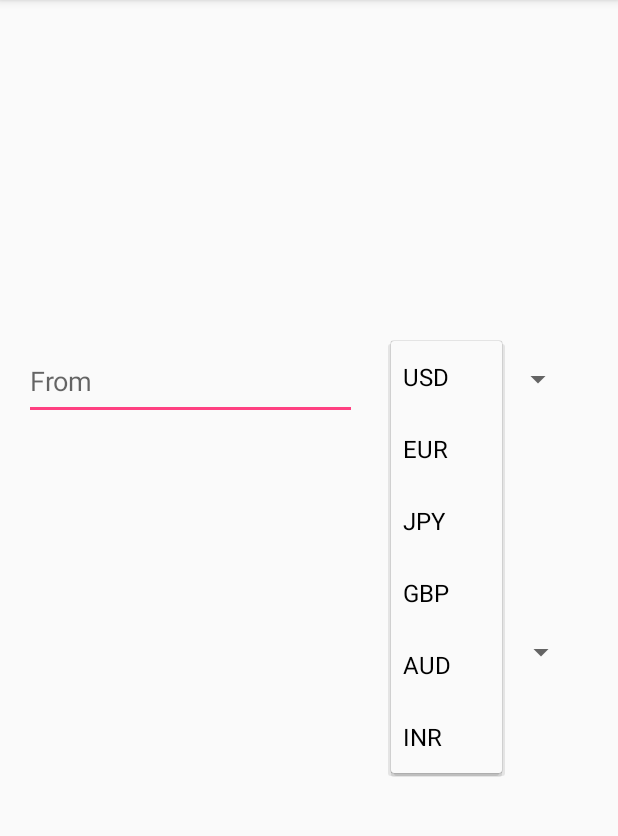
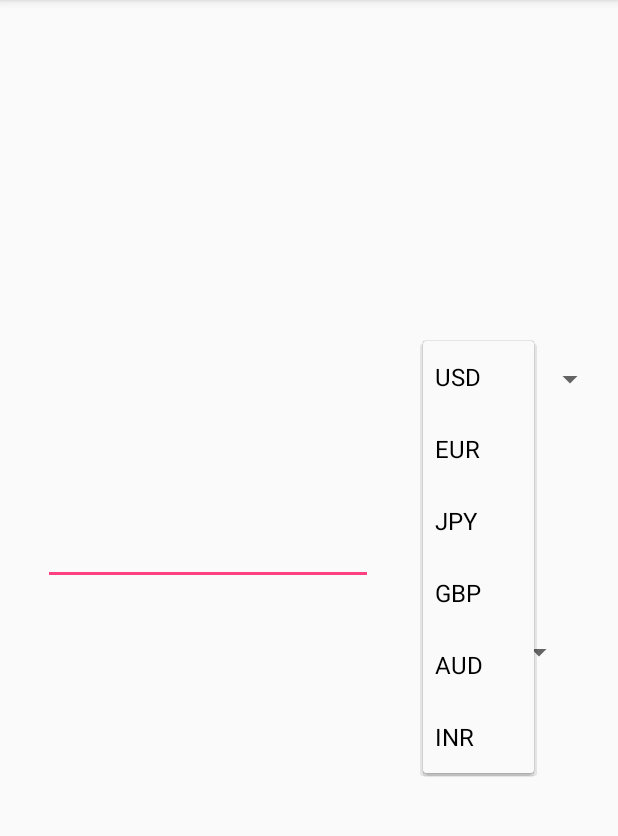
Before and after one commit to D-Cube/refined-app-stack-, an Android app: the screen it shows after launch (MainActivity), after a tap on "INR", on a phone screen of 412 x 824 dp, the part 84-920 px from its top. Run offline under Robolectric (Android 15) with nearby library versions, the phone set to English and light mode, and no system bars.

Commit message:
minor change
UI WILL BE UPDATED BY TOMORROW

```diff
--- a/Converter no errors/app/build.gradle
+++ b/Converter no errors/app/build.gradle
@@ -25,6 +25,6 @@ dependencies {
         exclude group: 'com.android.support', module: 'support-annotations'
     })
     compile 'com.android.support:appcompat-v7:26.+'
-    compile 'com.android.support.constraint:constraint-layout:1.0.0-alpha7'
+    compile 'com.android.support.constraint:constraint-layout:1.0.2'
     testCompile 'junit:junit:4.12'
 }
--- a/Converter no errors/app/src/main/java/com/example/siddh/converter/MainActivity.java
+++ b/Converter no errors/app/src/main/java/com/example/siddh/converter/MainActivity.java
@@ -92,25 +92,21 @@ public class MainActivity extends AppCompatActivity implements AdapterView.OnIte
                     @Override
                     public void onTextChanged(CharSequence charSequence, int i, int i1, int i2) {
 
+                    }
 
+                    @Override
+                    public void afterTextChanged(Editable editable) {
                         if (convertFrom != null) {
 
                             double currencyRate = Double.parseDouble(String.valueOf(exchangeRate));
                             double value = Double.parseDouble(convertFrom.getText().toString());
                             double ans = value * currencyRate;
-                            Log.i("Exchange", String.valueOf(ans));
+
+                            //Toast.makeText(MainActivity.this, "Exchange"+String.valueOf(ans), Toast.LENGTH_SHORT).show();
+
                             textView.setText(String.format("%2f", ans));
-                        } else if (convertFrom == null || convertFrom.equals("")) {
-
-                            textView.setText("Enter Value Above");
 
                         }
-
-                    }
-
-                    @Override
-                    public void afterTextChanged(Editable editable) {
-
 
                     }
                 });
--- a/Converter no errors/app/src/main/res/layout/activity_main.xml
+++ b/Converter no errors/app/src/main/res/layout/activity_main.xml
@@ -5,26 +5,6 @@
     android:layout_width="match_parent"
     android:layout_height="match_parent"
     tools:context="com.example.siddh.converter.MainActivity">
-
-    <EditText
-        android:id="@+id/convertFrom"
-        android:layout_width="222dp"
-        android:layout_height="52dp"
-        android:layout_marginBottom="8dp"
-        android:layout_marginEnd="8dp"
-        android:layout_marginLeft="16dp"
-        android:layout_marginRight="8dp"
-        android:layout_marginStart="16dp"
-        android:layout_marginTop="8dp"
-        android:ems="10"
-        android:hint="From"
-        android:inputType="textPersonName"
-        app:layout_constraintBottom_toBottomOf="parent"
-        app:layout_constraintHorizontal_bias="0.0"
-        app:layout_constraintLeft_toLeftOf="parent"
-        app:layout_constraintRight_toRightOf="parent"
-        app:layout_constraintTop_toTopOf="parent"
-        app:layout_constraintVertical_bias="0.314" />
 
     <Spinner
         android:id="@+id/spinner1"
@@ -35,29 +15,26 @@
         android:layout_marginRight="8dp"
         android:layout_marginTop="8dp"
         app:layout_constraintBottom_toBottomOf="parent"
-        app:layout_constraintHorizontal_bias="0.512"
-        app:layout_constraintLeft_toRightOf="@+id/convertFrom"
         app:layout_constraintRight_toRightOf="parent"
         app:layout_constraintTop_toTopOf="parent"
         app:layout_constraintVertical_bias="0.313" />
 
     <TextView
         android:id="@+id/textView"
-        android:layout_width="223dp"
-        android:layout_height="44dp"
-        android:layout_marginBottom="8dp"
+        android:layout_width="219dp"
+        android:layout_height="54dp"
+        android:layout_marginBottom="196dp"
         android:layout_marginEnd="8dp"
         android:layout_marginLeft="8dp"
         android:layout_marginRight="8dp"
         android:layout_marginStart="8dp"
-        android:layout_marginTop="8dp"
         android:textSize="18sp"
         app:layout_constraintBottom_toBottomOf="parent"
         app:layout_constraintHorizontal_bias="0.055"
         app:layout_constraintLeft_toLeftOf="parent"
         app:layout_constraintRight_toRightOf="parent"
-        app:layout_constraintTop_toBottomOf="@+id/convertFrom"
-        app:layout_constraintVertical_bias="0.214" />
+        tools:layout_editor_absoluteY="261dp"
+        tools:layout_editor_absoluteX="20dp" />
 
     <Spinner
         android:id="@+id/spinner2"
@@ -74,4 +51,21 @@
         app:layout_constraintHorizontal_bias="0.578"
         app:layout_constraintVertical_bias="0.573" />
 
+    <EditText
+        android:id="@+id/convertFrom"
+        android:layout_width="220dp"
+        android:layout_height="55dp"
+        android:ems="10"
+        android:inputType="phone"
+        app:layout_constraintTop_toTopOf="parent"
+        android:layout_marginTop="8dp"
+        android:layout_marginBottom="8dp"
+        app:layout_constraintBottom_toTopOf="@+id/textView"
+        android:layout_marginLeft="8dp"
+        app:layout_constraintLeft_toLeftOf="parent"
+        app:layout_constraintRight_toLeftOf="@+id/spinner1"
+        android:layout_marginRight="8dp"
+        app:layout_constraintHorizontal_bias="0.444"
+        app:layout_constraintVertical_bias="0.731" />
+
 </android.support.constraint.ConstraintLayout>
```
Also changed, not shown: 1 other file.
